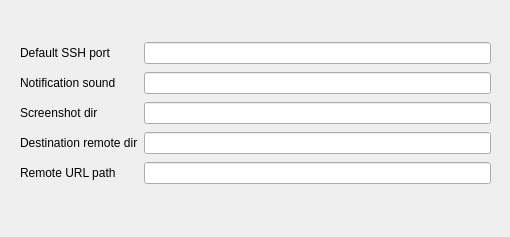
The window that screenshot_sync_app/Synshot.ui (VerKnowSys/Syndir) describes before a commit, drawn with Qt 5.
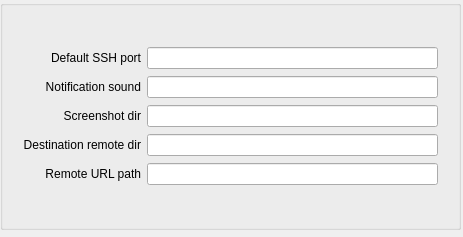
The same window after the commit.

Commit message: Fixed tab order and element group method in Synshot.ui

What changed in the file:
```diff
--- a/screenshot_sync_app/Synshot.ui
+++ b/screenshot_sync_app/Synshot.ui
@@ -9,7 +9,7 @@
    <rect>
     <x>0</x>
     <y>0</y>
-    <width>510</width>
+    <width>463</width>
     <height>237</height>
    </rect>
   </property>
@@ -22,15 +22,24 @@
   <property name="windowTitle">
    <string>Synshot settings</string>
   </property>
-  <widget class="QWidget" name="gridLayoutWidget">
+  <property name="autoFillBackground">
+   <bool>false</bool>
+  </property>
+  <widget class="QGroupBox" name="group">
    <property name="geometry">
     <rect>
      <x>0</x>
      <y>0</y>
-     <width>511</width>
+     <width>461</width>
      <height>230</height>
     </rect>
    </property>
+   <property name="title">
+    <string/>
+   </property>
+   <property name="flat">
+    <bool>false</bool>
+   </property>
    <layout class="QGridLayout" name="gridLayout">
     <property name="leftMargin">
      <number>20</number>
@@ -44,42 +53,93 @@
     <property name="bottomMargin">
      <number>40</number>
     </property>
-    <item row="0" column="1">
-     <widget class="QLineEdit" name="defaultSSHPort">
-      <property name="inputMask">
-       <string notr="true"/>
-      </property>
-      <property name="maxLength">
-       <number>6</number>
-      </property>
-     </widget>
-    </item>
     <item row="2" column="0">
      <widget class="QLabel" name="defaultPortLabel_2">
+      <property name="layoutDirection">
+       <enum>Qt::LeftToRight</enum>
+      </property>
       <property name="text">
        <string>Notification sound</string>
       </property>
+      <property name="scaledContents">
+       <bool>false</bool>
+      </property>
+      <property name="alignment">
+       <set>Qt::AlignRight|Qt::AlignTrailing|Qt::AlignVCenter</set>
+      </property>
+      <property name="margin">
+       <number>2</number>
+      </property>
+     </widget>
+    </item>
+    <item row="0" column="1">
+     <widget class="QLineEdit" name="defaultSSHPort">
+      <property name="focusPolicy">
+       <enum>Qt::TabFocus</enum>
+      </property>
+      <property name="inputMask">
+       <string notr="true"/>
+      </property>
+      <property name="maxLength">
+       <number>6</number>
+      </property>
      </widget>
     </item>
     <item row="3" column="0">
      <widget class="QLabel" name="defaultPortLabel_3">
+      <property name="layoutDirection">
+       <enum>Qt::LeftToRight</enum>
+      </property>
       <property name="text">
        <string>Screenshot dir</string>
       </property>
+      <property name="scaledContents">
+       <bool>false</bool>
+      </property>
+      <property name="alignment">
+       <set>Qt::AlignRight|Qt::AlignTrailing|Qt::AlignVCenter</set>
+      </property>
+      <property name="margin">
+       <number>2</number>
+      </property>
      </widget>
     </item>
     <item row="4" column="0">
      <widget class="QLabel" name="defaultPortLabel_4">
+      <property name="layoutDirection">
+       <enum>Qt::LeftToRight</enum>
+      </property>
       <property name="text">
        <string>Destination remote dir</string>
       </property>
+      <property name="scaledContents">
+       <bool>false</bool>
+      </property>
+      <property name="alignment">
+       <set>Qt::AlignRight|Qt::AlignTrailing|Qt::AlignVCenter</set>
+      </property>
+      <property name="margin">
+       <number>2</number>
+      </property>
      </widget>
     </item>
     <item row="0" column="0">
      <widget class="QLabel" name="defaultPortLabel">
+      <property name="layoutDirection">
+       <enum>Qt::LeftToRight</enum>
+      </property>
       <property name="text">
        <string>Default SSH port</string>
       </property>
+      <property name="scaledContents">
+       <bool>false</bool>
+      </property>
+      <property name="alignment">
+       <set>Qt::AlignRight|Qt::AlignTrailing|Qt::AlignVCenter</set>
+      </property>
+      <property name="margin">
+       <number>2</number>
+      </property>
      </widget>
     </item>
     <item row="3" column="1">
@@ -104,18 +164,20 @@
     </item>
     <item row="5" column="0">
      <widget class="QLabel" name="defaultPortLabel_5">
+      <property name="layoutDirection">
+       <enum>Qt::LeftToRight</enum>
+      </property>
       <property name="text">
        <string>Remote URL path</string>
       </property>
-     </widget>
-    </item>
-    <item row="4" column="1">
-     <widget class="QLineEdit" name="destinationRemoteDir">
-      <property name="inputMask">
-       <string notr="true"/>
+      <property name="scaledContents">
+       <bool>false</bool>
       </property>
-      <property name="maxLength">
-       <number>512</number>
+      <property name="alignment">
+       <set>Qt::AlignRight|Qt::AlignTrailing|Qt::AlignVCenter</set>
+      </property>
+      <property name="margin">
+       <number>2</number>
       </property>
      </widget>
     </item>
@@ -129,6 +191,16 @@
       </property>
      </widget>
     </item>
+    <item row="4" column="1">
+     <widget class="QLineEdit" name="destinationRemoteDir">
+      <property name="inputMask">
+       <string notr="true"/>
+      </property>
+      <property name="maxLength">
+       <number>512</number>
+      </property>
+     </widget>
+    </item>
    </layout>
   </widget>
  </widget>
```
Left out of the diff: 8 changed lines with no effect on the pictures.
